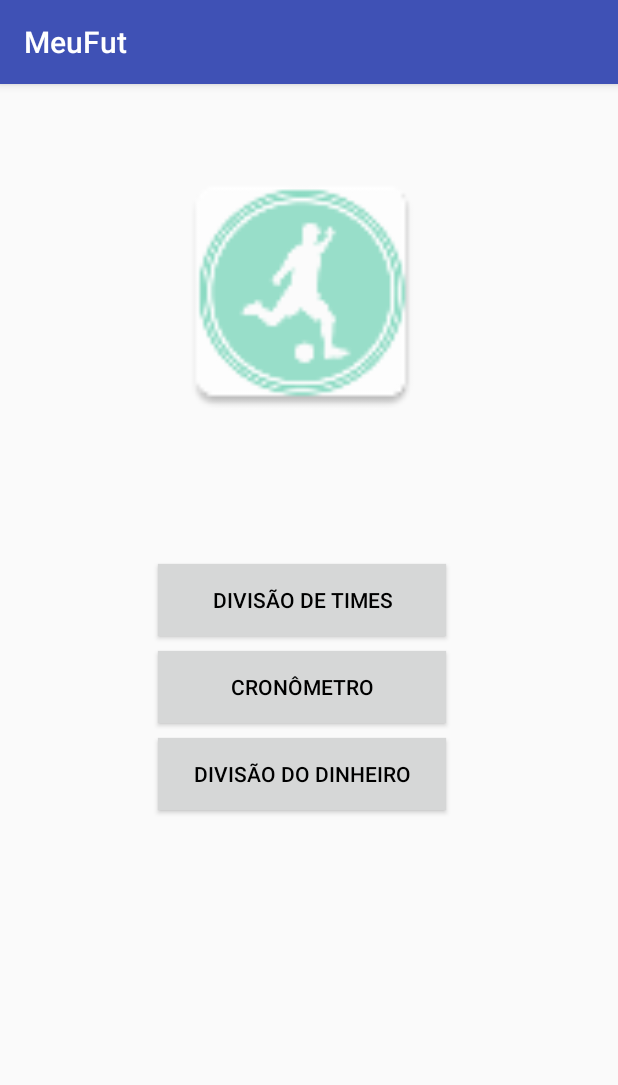
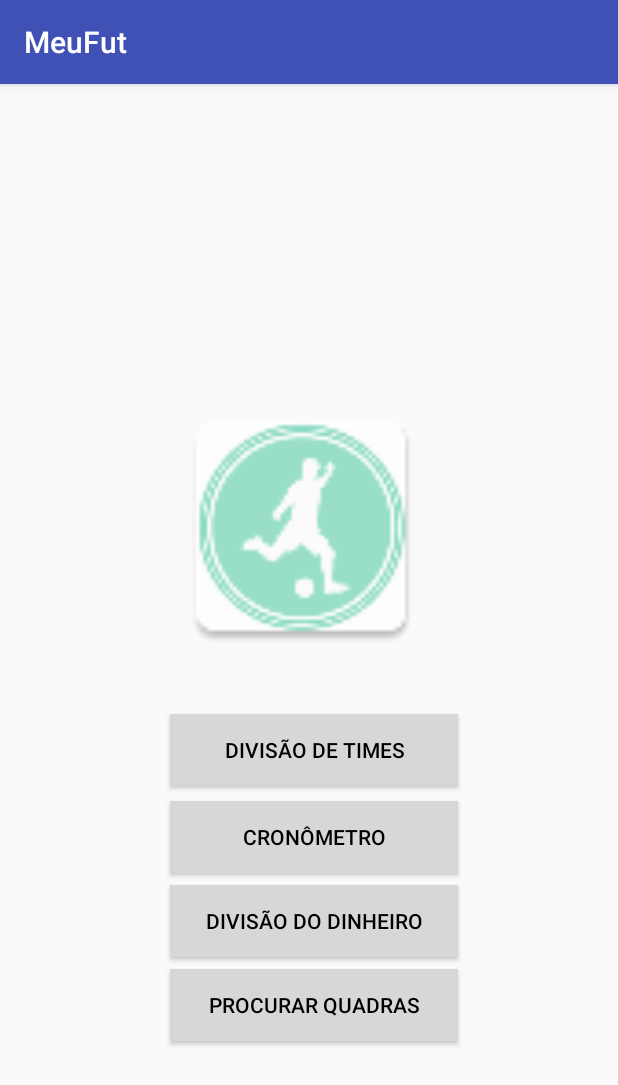
Before and after one commit to wagnermachado/MeuFut-LP2, an Android app: the screen it shows after launch (MainActivity), on a phone screen of 412 x 824 dp. Shown: the top 1085 px of the screen. Run offline under Robolectric (Android 15) with nearby library versions, the phone set to English and light mode, and no system bars.

Commit message:
Procurar quadras ok

```diff
--- a/app/src/main/AndroidManifest.xml
+++ b/app/src/main/AndroidManifest.xml
@@ -1,7 +1,7 @@
 <?xml version="1.0" encoding="utf-8"?>
 <manifest xmlns:android="http://schemas.android.com/apk/res/android"
     package="com.example.alunos.meufut">
-
+    <uses-permission android:name="android.permission.INTERNET" />
     <application
         android:allowBackup="true"
         android:icon="@mipmap/ic_launcher"
@@ -20,6 +20,7 @@
         <activity android:name=".DivisaoDinheiro"></activity>
         <activity android:name=".DivisaoTimes"></activity>
         <activity android:name=".OrganizarTimes"></activity>
+        <activity android:name=".NavegadorInternet"></activity>
     </application>
 
 </manifest>
--- a/app/src/main/java/com/example/alunos/meufut/MainActivity.java
+++ b/app/src/main/java/com/example/alunos/meufut/MainActivity.java
@@ -29,4 +29,9 @@ public class MainActivity extends AppCompatActivity {
         Intent it = new Intent(this, DivisaoDinheiro.class);
         startActivity(it);
     }
+
+    public void localizarQuadra(View v) {
+        Intent it = new Intent(this, NavegadorInternet.class);
+        startActivity(it);
+    }
 }
--- a/app/src/main/res/layout/activity_main.xml
+++ b/app/src/main/res/layout/activity_main.xml
@@ -10,13 +10,13 @@
         android:layout_width="403dp"
         android:layout_height="585dp"
         tools:layout_editor_absoluteX="4dp"
-        tools:layout_editor_absoluteY="11dp">
+        app:layout_constraintBottom_toBottomOf="parent"
+        android:layout_marginBottom="8dp">
 
         <ImageView
             android:id="@+id/imageView4"
             android:layout_width="207dp"
             android:layout_height="176dp"
-            android:layout_marginTop="51dp"
             app:layout_constraintHorizontal_bias="0.0"
             app:layout_constraintLeft_toLeftOf="@+id/button2"
             app:layout_constraintRight_toRightOf="@+id/button2"
@@ -26,7 +26,8 @@
             tools:layout_constraintRight_creator="1"
             tools:layout_constraintTop_creator="1"
             android:layout_alignParentTop="true"
-            android:layout_centerHorizontal="true" />
+            android:layout_centerHorizontal="true"
+            android:layout_marginTop="33dp" />
 
         <Button
 
@@ -49,27 +50,40 @@
             android:id="@+id/button2"
             android:layout_width="wrap_content"
             android:layout_height="wrap_content"
-            android:layout_alignEnd="@+id/button"
-            android:layout_alignParentTop="true"
-            android:layout_alignStart="@+id/button"
-            android:layout_marginTop="320dp"
+            android:layout_marginTop="36dp"
             android:background="?android:attr/colorButtonNormal"
             android:onClick="divisaoTimes"
             android:text="Divisão de Times"
-            android:textColor="@android:color/black" />
+            android:textColor="@android:color/black"
+            android:layout_below="@+id/imageView4"
+            android:layout_alignStart="@+id/button"
+            android:layout_alignEnd="@+id/button" />
 
         <Button
             android:id="@+id/button3"
             android:layout_width="wrap_content"
             android:layout_height="wrap_content"
+            android:layout_alignStart="@+id/button6"
             android:layout_below="@+id/button"
-            android:layout_centerHorizontal="true"
-            android:layout_marginTop="10dp"
+            android:layout_marginTop="8dp"
             android:width="@android:dimen/thumbnail_width"
             android:background="?android:attr/colorButtonNormal"
             android:onClick="divisaoDinheiro"
             android:text="Divisão do dinheiro"
             android:textColor="@android:color/black" />
 
+        <Button
+            android:id="@+id/button6"
+            android:layout_width="wrap_content"
+            android:layout_height="wrap_content"
+            android:layout_alignEnd="@+id/imageView4"
+            android:layout_below="@+id/button3"
+            android:layout_marginTop="8dp"
+            android:width="@android:dimen/thumbnail_width"
+            android:background="?android:attr/colorButtonNormal"
+            android:onClick="localizarQuadra"
+            android:text="PROCURAR QUADRAS"
+            android:textColor="@android:color/black" />
+
     </RelativeLayout>
 </android.support.constraint.ConstraintLayout>
```
Also changed, not shown: app/src/main/java/com/example/alunos/meufut/NavegadorInternet.java (added, +41 -0 lines), app/src/main/res/layout/activity_internet.xml (added, +25 -0 lines), 7 other files.
